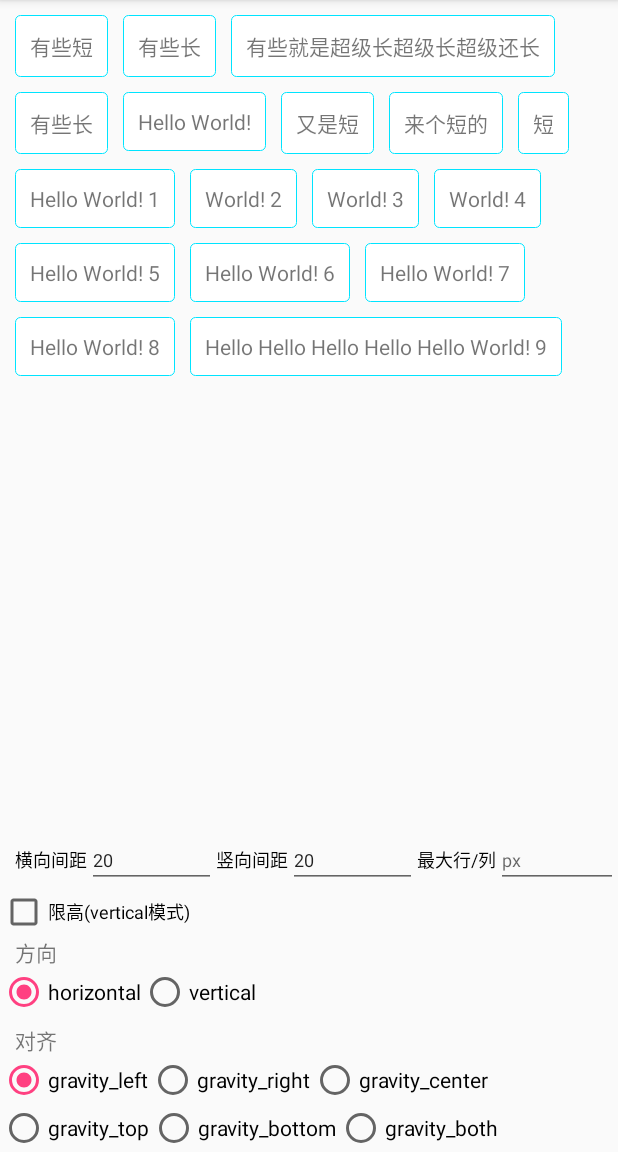
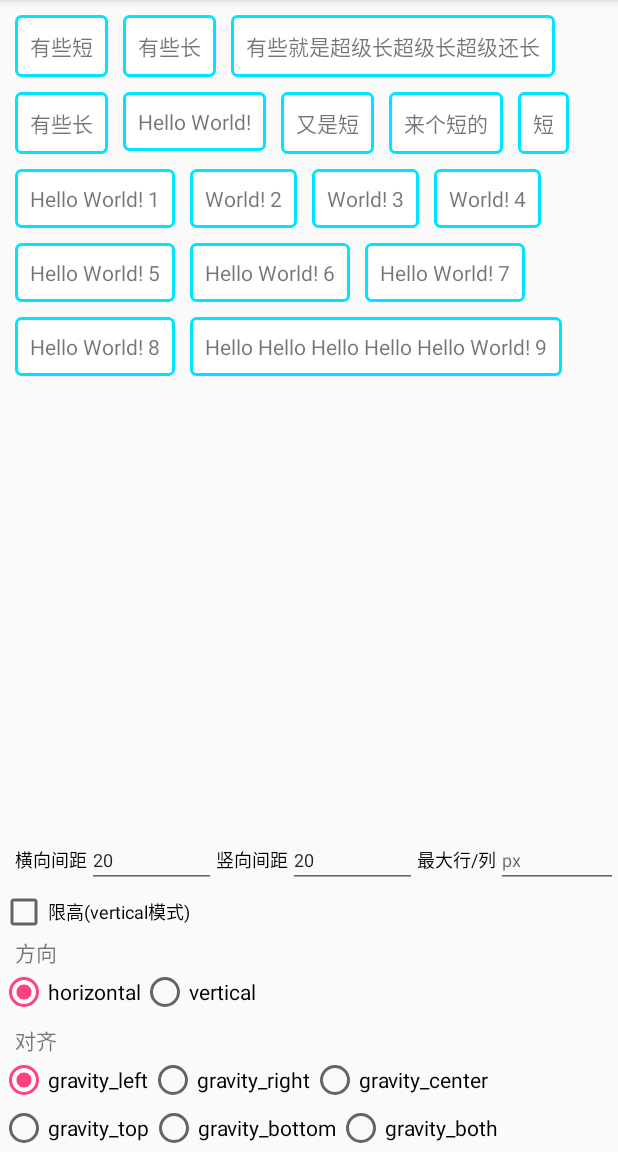
Before and after one commit to stars2011/DynamicViewGroup, an Android app: the screen it shows after launch (SampleActivity), on a phone screen of 412 x 824 dp, the part 84-1236 px from its top. Run offline under Robolectric (Android 15) with nearby library versions, the phone set to English and light mode, and no system bars.

Commit message:
modified view_background stroke

```diff
--- a/app/src/main/res/drawable/view_background.xml
+++ b/app/src/main/res/drawable/view_background.xml
@@ -6,7 +6,7 @@
     <corners android:radius="3dp" />
     <solid android:color="@color/white" />
     <stroke
-        android:width="1px"
+        android:width="2dp"
         android:color="@color/blue_ligth" />
 
 </shape>
```
